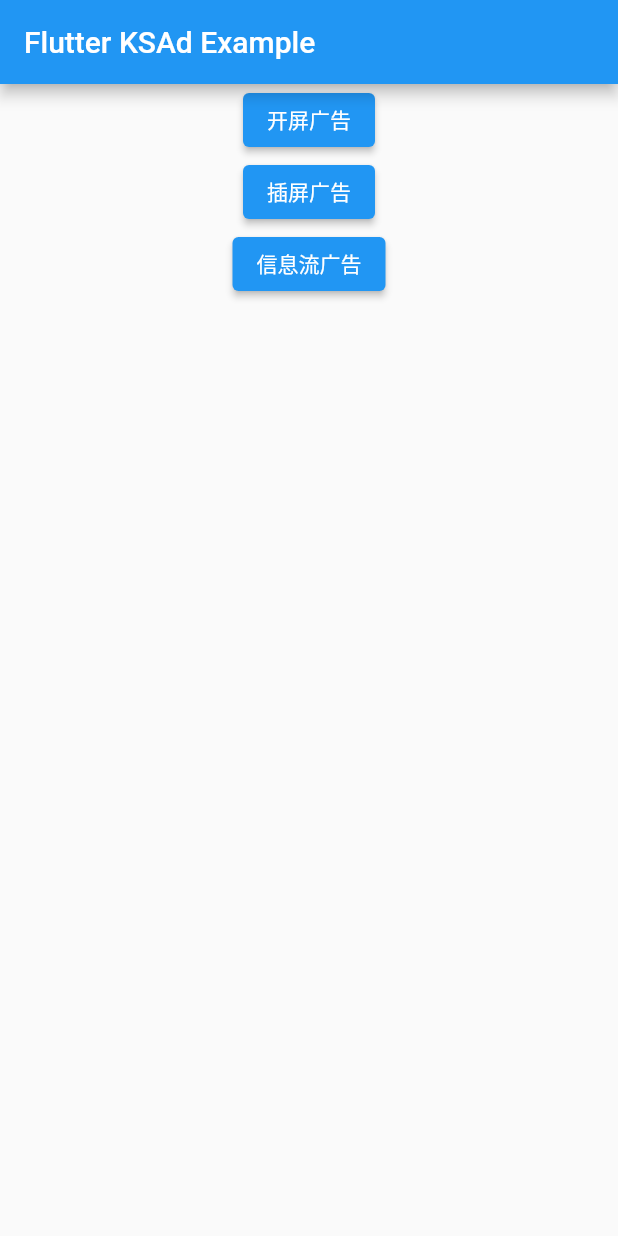
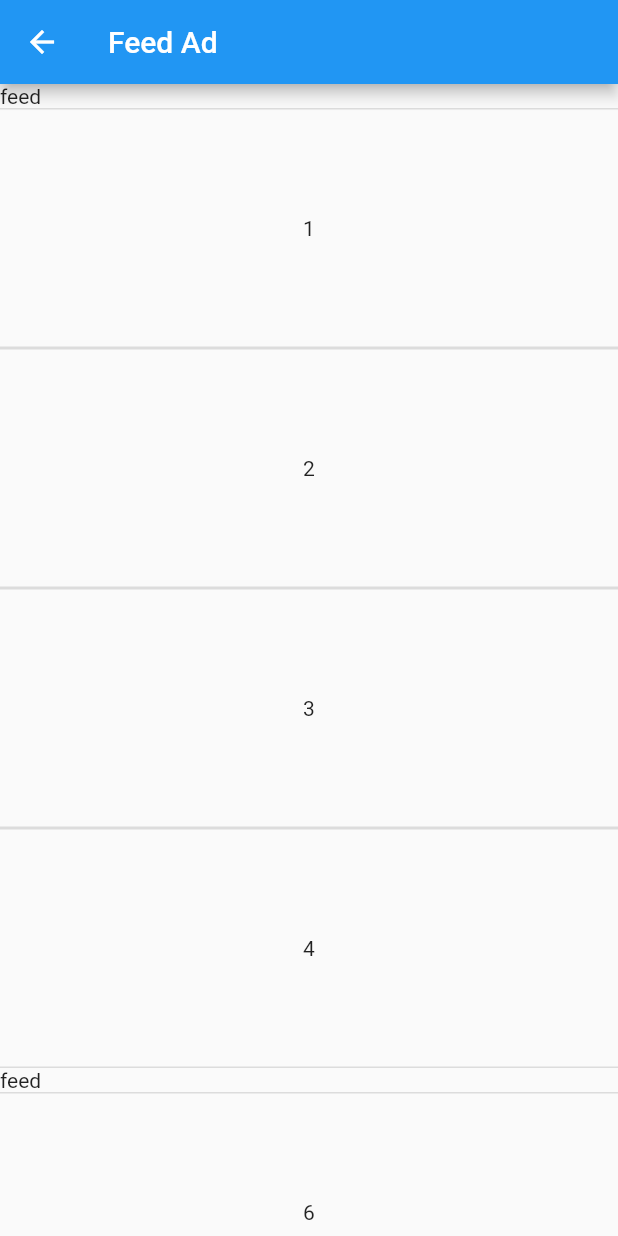
Before and after one commit to nxe-team/flutter_KSAd, a Flutter app: the screen it shows after launch, after a tap on "信息流广告", on a phone screen of 412 x 824 dp. Run offline on Flutter 3.47's test engine with Material 2 defaults, Android fonts, the phone set to English and light mode, and no system bars.

Commit message:
feat: 案例程序添加信息流广告界面

```diff
--- a/example/lib/main.dart
+++ b/example/lib/main.dart
@@ -2,6 +2,8 @@ import 'package:flutter/material.dart';
 
 import 'package:flutter_ksad/flutter_ksad.dart';
 import 'package:flutter_ksad_example/config/ad_config.dart';
+import 'package:flutter_ksad_example/page/feed_ad_page.dart';
+import 'package:flutter_ksad_example/page/home_page.dart';
 
 void main() {
   runApp(const MyApp());
@@ -24,34 +26,11 @@ class _MyAppState extends State<MyApp> {
   @override
   Widget build(BuildContext context) {
     return MaterialApp(
-      home: Scaffold(
-        appBar: AppBar(
-          title: const Text('Flutter KSAd Example'),
-        ),
-        body: Center(
-          child: Column(
-            children: [
-              ElevatedButton(
-                onPressed: () {
-                  FlutterKsad.showSplashAd(posId: AdConfig.splashId);
-                },
-                child: const Text('开屏广告'),
-              ),
-              ElevatedButton(
-                onPressed: () {
-                  FlutterKsad.showInterstitialAd(
-                      posId: AdConfig.interstitialId);
-                },
-                child: const Text('插屏广告'),
-              ),
-              ElevatedButton(
-                onPressed: () {},
-                child: const Text('信息流广告'),
-              ),
-            ],
-          ),
-        ),
-      ),
+      routes: {
+        '/HomePage': (context) => const HomePage(),
+        '/FeedAdPage': (context) => const FeedAdPage(),
+      },
+      initialRoute: '/HomePage',
     );
   }
 }
--- /dev/null
+++ b/example/lib/page/feed_ad_page.dart
@@ -0,0 +1,38 @@
+import 'package:flutter/material.dart';
+import 'package:flutter_ksad_example/widget/feed_ad.dart';
+
+class FeedAdPage extends StatefulWidget {
+  const FeedAdPage({Key? key}) : super(key: key);
+
+  @override
+  _FeedAdPageState createState() => _FeedAdPageState();
+}
+
+class _FeedAdPageState extends State<FeedAdPage> {
+  @override
+  Widget build(BuildContext context) {
+    return Scaffold(
+      appBar: AppBar(
+        title: const Text('Feed Ad'),
+      ),
+      body: ListView.builder(
+        itemBuilder: (BuildContext context, int index) {
+          if (index % 5 == 0) {
+            return const FeedAd();
+          }
+
+          return Container(
+            height: 160,
+            decoration: const BoxDecoration(
+              border: Border.symmetric(
+                  horizontal: BorderSide(color: Colors.black12)),
+            ),
+            child: Center(
+              child: Text(index.toString()),
+            ),
+          );
+        },
+      ),
+    );
+  }
+}
--- /dev/null
+++ b/example/lib/page/home_page.dart
@@ -0,0 +1,40 @@
+import 'package:flutter/material.dart';
+import 'package:flutter_ksad/flutter_ksad.dart';
+import 'package:flutter_ksad_example/config/ad_config.dart';
+
+class HomePage extends StatelessWidget {
+  const HomePage({Key? key}) : super(key: key);
+
+  @override
+  Widget build(BuildContext context) {
+    return Scaffold(
+      appBar: AppBar(
+        title: const Text('Flutter KSAd Example'),
+      ),
+      body: Center(
+        child: Column(
+          children: [
+            ElevatedButton(
+              onPressed: () {
+                FlutterKsad.showSplashAd(posId: AdConfig.splashId);
+              },
+              child: const Text('开屏广告'),
+            ),
+            ElevatedButton(
+              onPressed: () {
+                FlutterKsad.showInterstitialAd(posId: AdConfig.interstitialId);
+              },
+              child: const Text('插屏广告'),
+            ),
+            ElevatedButton(
+              onPressed: () {
+                Navigator.pushNamed(context, '/FeedAdPage');
+              },
+              child: const Text('信息流广告'),
+            ),
+          ],
+        ),
+      ),
+    );
+  }
+}
--- /dev/null
+++ b/example/lib/widget/feed_ad.dart
@@ -0,0 +1,17 @@
+import 'package:flutter/material.dart';
+
+class FeedAd extends StatefulWidget {
+  const FeedAd({Key? key}) : super(key: key);
+
+  @override
+  _FeedAdState createState() => _FeedAdState();
+}
+
+class _FeedAdState extends State<FeedAd> {
+  @override
+  Widget build(BuildContext context) {
+    return Container(
+      child: const Text('feed'),
+    );
+  }
+}
```
